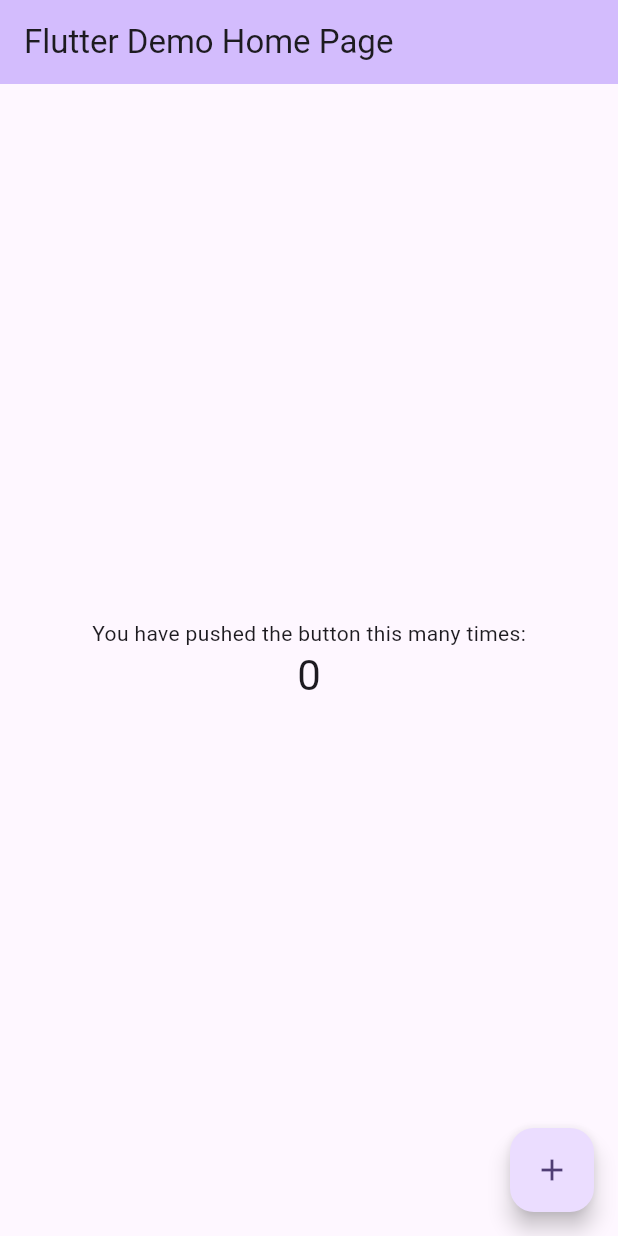
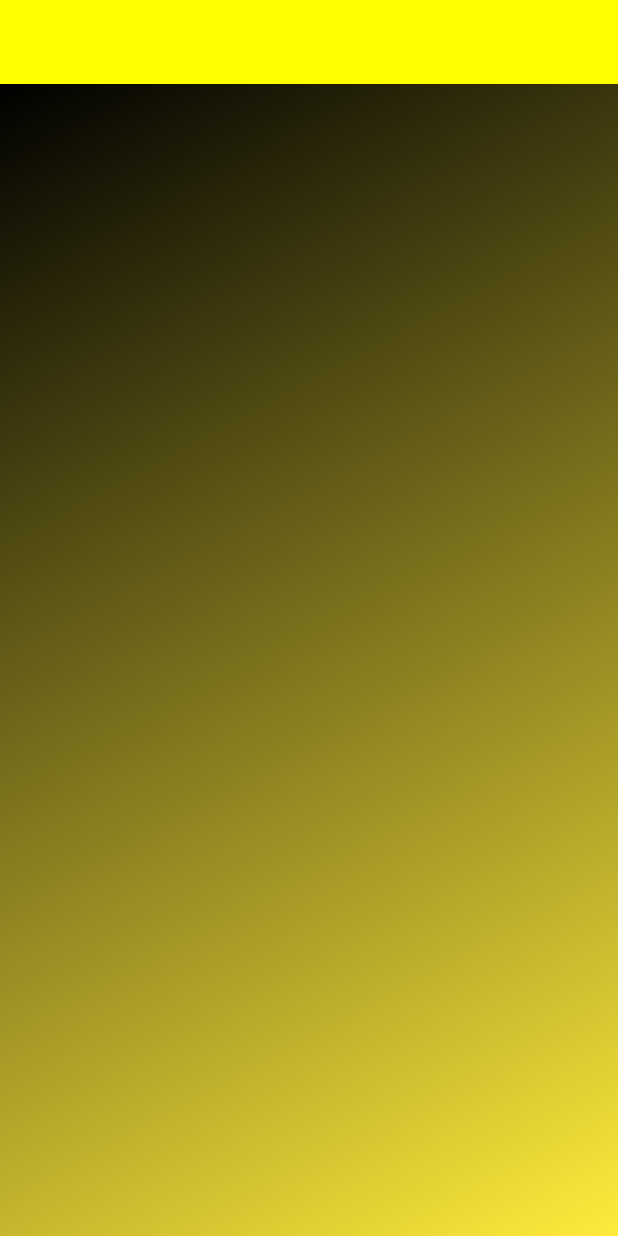
Before and after one commit to Slozzyondul/Artificial-Intelligence-Flutter-, a Flutter app: the screen it shows after launch, on a phone screen of 412 x 824 dp. Run offline on Flutter 3.47's test engine with Material 3 defaults, Android fonts, the phone set to English and light mode, and no system bars.

Commit message:
theme out the home screen

```diff
--- a/cat_vs_dog_detector_app/lib/main.dart
+++ b/cat_vs_dog_detector_app/lib/main.dart
@@ -1,3 +1,4 @@
+import 'package:cat_vs_dog_detector_app/screens/homescreen.dart';
 import 'package:flutter/material.dart';
 
 void main() {
@@ -11,115 +12,36 @@ class MyApp extends StatelessWidget {
   @override
   Widget build(BuildContext context) {
     return MaterialApp(
-      title: 'Flutter Demo',
+      title: 'Cats vs Dogs Detector',
+      debugShowCheckedModeBanner: false,
       theme: ThemeData(
-        // This is the theme of your application.
-        //
-        // TRY THIS: Try running your application with "flutter run". You'll see
-        // the application has a purple toolbar. Then, without quitting the app,
-        // try changing the seedColor in the colorScheme below to Colors.green
-        // and then invoke "hot reload" (save your changes or press the "hot
-        // reload" button in a Flutter-supported IDE, or press "r" if you used
-        // the command line to start the app).
-        //
-        // Notice that the counter didn't reset back to zero; the application
-        // state is not lost during the reload. To reset the state, use hot
-        // restart instead.
-        //
-        // This works for code too, not just values: Most code changes can be
-        // tested with just a hot reload.
-        colorScheme: ColorScheme.fromSeed(seedColor: Colors.deepPurple),
-        useMaterial3: true,
+        useMaterial3: true, // Opt-in for Material 3 design
+        colorScheme: ColorScheme.fromSeed(
+          seedColor: Colors.yellowAccent, // Choose your app's primary seed color
+          brightness: Brightness.light, // Can change to dark if needed
+        ),
+        appBarTheme: const AppBarTheme(
+          backgroundColor: Colors.yellowAccent, // App bar color
+          foregroundColor: Colors.black, // App bar text/icon color
+        ),
+        floatingActionButtonTheme: const FloatingActionButtonThemeData(
+          backgroundColor: Colors.yellowAccent,
+        ),
+        elevatedButtonTheme: ElevatedButtonThemeData(
+          style: ElevatedButton.styleFrom(
+            backgroundColor: Colors.yellowAccent,
+            foregroundColor: Colors.black,
+            shape: RoundedRectangleBorder(
+              borderRadius: BorderRadius.circular(12),
+            ),
+          ),
+        ),
+        textTheme: const TextTheme(
+          headlineLarge: TextStyle(fontSize: 32, fontWeight: FontWeight.bold),
+          bodyMedium: TextStyle(fontSize: 16),
+        ),
       ),
-      home: const MyHomePage(title: 'Flutter Demo Home Page'),
+      home: const HomeScreen(),
     );
   }
 }
-
-class MyHomePage extends StatefulWidget {
-  const MyHomePage({super.key, required this.title});
-
-  // This widget is the home page of your application. It is stateful, meaning
-  // that it has a State object (defined below) that contains fields that affect
-  // how it looks.
-
-  // This class is the configuration for the state. It holds the values (in this
-  // case the title) provided by the parent (in this case the App widget) and
-  // used by the build method of the State. Fields in a Widget subclass are
-  // always marked "final".
-
-  final String title;
-
-  @override
-  State<MyHomePage> createState() => _MyHomePageState();
-}
-
-class _MyHomePageState extends State<MyHomePage> {
-  int _counter = 0;
-
-  void _incrementCounter() {
-    setState(() {
-      // This call to setState tells the Flutter framework that something has
-      // changed in this State, which causes it to rerun the build method below
-      // so that the display can reflect the updated values. If we changed
-      // _counter without calling setState(), then the build method would not be
-      // called again, and so nothing would appear to happen.
-      _counter++;
-    });
-  }
-
-  @override
-  Widget build(BuildContext context) {
-    // This method is rerun every time setState is called, for instance as done
-    // by the _incrementCounter method above.
-    //
-    // The Flutter framework has been optimized to make rerunning build methods
-    // fast, so that you can just rebuild anything that needs updating rather
-    // than having to individually change instances of widgets.
-    return Scaffold(
-      appBar: AppBar(
-        // TRY THIS: Try changing the color here to a specific color (to
-        // Colors.amber, perhaps?) and trigger a hot reload to see the AppBar
-        // change color while the other colors stay the same.
-        backgroundColor: Theme.of(context).colorScheme.inversePrimary,
-        // Here we take the value from the MyHomePage object that was created by
-        // the App.build method, and use it to set our appbar title.
-        title: Text(widget.title),
-      ),
-      body: Center(
-        // Center is a layout widget. It takes a single child and positions it
-        // in the middle of the parent.
-        child: Column(
-          // Column is also a layout widget. It takes a list of children and
-          // arranges them vertically. By default, it sizes itself to fit its
-          // children horizontally, and tries to be as tall as its parent.
-          //
-          // Column has various properties to control how it sizes itself and
-          // how it positions its children. Here we use mainAxisAlignment to
-          // center the children vertically; the main axis here is the vertical
-          // axis because Columns are vertical (the cross axis would be
-          // horizontal).
-          //
-          // TRY THIS: Invoke "debug painting" (choose the "Toggle Debug Paint"
-          // action in the IDE, or press "p" in the console), to see the
-          // wireframe for each widget.
-          mainAxisAlignment: MainAxisAlignment.center,
-          children: <Widget>[
-            const Text(
-              'You have pushed the button this many times:',
-            ),
-            Text(
-              '$_counter',
-              style: Theme.of(context).textTheme.headlineMedium,
-            ),
-          ],
-        ),
-      ),
-      floatingActionButton: FloatingActionButton(
-        onPressed: _incrementCounter,
-        tooltip: 'Increment',
-        child: const Icon(Icons.add),
-      ), // This trailing comma makes auto-formatting nicer for build methods.
-    );
-  }
-}
--- /dev/null
+++ b/cat_vs_dog_detector_app/lib/screens/homescreen.dart
@@ -0,0 +1,29 @@
+import 'package:flutter/material.dart';
+
+class HomeScreen extends StatefulWidget {
+  const HomeScreen({super.key});
+
+  @override
+  State<HomeScreen> createState() => _HomeScreenState();
+}
+
+class _HomeScreenState extends State<HomeScreen> {
+  @override
+  Widget build(BuildContext context) {
+    return SafeArea(
+      child: Scaffold(
+        appBar: AppBar(),
+        body: Container(
+          decoration: const BoxDecoration(
+            gradient: LinearGradient(
+              colors: [Colors.black, Colors.yellow],
+              begin: Alignment.topLeft,
+              end: Alignment.bottomRight,
+            ),
+
+          ),
+        ),
+      ),
+    );
+  }
+}
```
Also changed, not shown: cat_vs_dog_detector_app/pubspec.yaml (+6 -3 lines), cat_vs_dog_detector_app/assets/images/2.1 cat_dog_icon.png (added), cat_vs_dog_detector_app/assets/images/3.1 cat_dog_icon.png (added), cat_vs_dog_detector_app/assets/images/4.1 cat_dog_icon.png (added), cat_vs_dog_detector_app/pubspec.lock, 5 other files.
